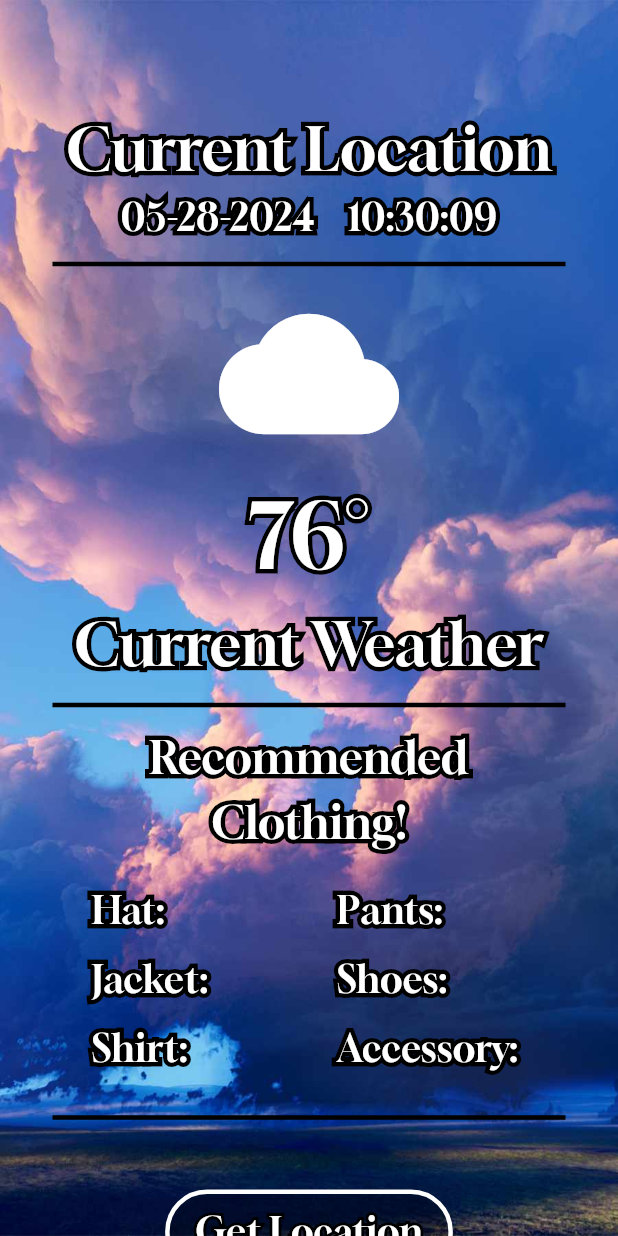
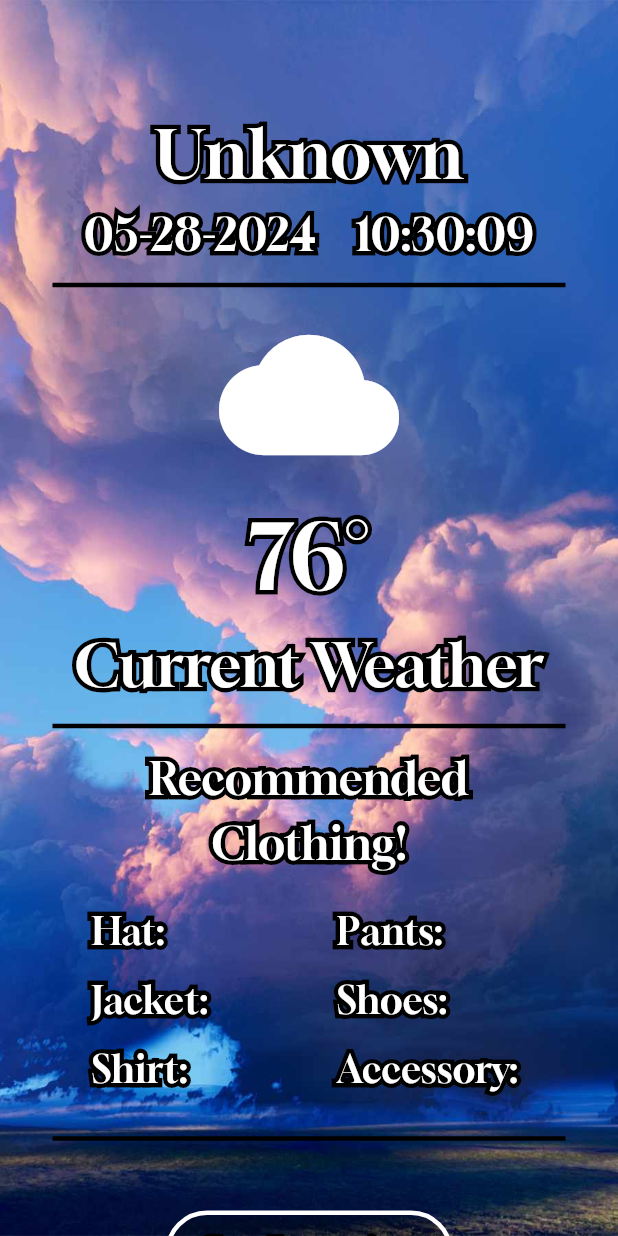
Before and after one commit to xp-squared/Weather-Wardrobe-App, a Flutter app: the screen it shows after launch, after a tap on "Get Location", on a phone screen of 412 x 824 dp. Run offline on Flutter 3.47's test engine with Material 3 defaults, Android fonts, the phone set to English and light mode, and no system bars; our stand-ins replace geocoding, geolocator.

Commit message:
Added to show users location when using a button!

```diff
--- a/lib/main.dart
+++ b/lib/main.dart
@@ -59,10 +59,15 @@
 Implementation Notes:
 
 - Button to update location: easier to implement and more efficient for battery life
-- Automatically updating the update without a button: Uses more battery and is harder to make
+- When different location time changes possibly?
 
 - Add error handling
 - Loading Indicators as location is getting grabbed?
+
+- Weather Icon changing on the weather
+- Clothing recommendations changing on weather
+
+- ADD CONSTRAINTS TO CURRENT LOCATION
 
 *************************************************************************************************************
 */
@@ -71,6 +76,8 @@
 
 import 'package:flutter/material.dart';
 import 'package:intl/intl.dart';
+import 'package:geolocator/geolocator.dart';
+import 'package:geocoding/geocoding.dart';
 import 'dart:async';
 
 
@@ -86,10 +93,11 @@
 
 class _MyHomePageState extends State<MyHomePage> {
   String _dateTime = ' ';
+  String _currentCity = 'Unknown';
 
- // extending staeless widget class in flutter
+
+ // extending stateless widget class in flutter
   @override
-//DateFormat('MM-dd-yyyy    KK:mm:ss').format(DateTime.now()),
 
   void initState() {
     super.initState();
@@ -108,6 +116,41 @@
     final now = DateTime.now();
     return DateFormat('MM-dd-yyyy    KK:mm:ss').format(now);
   }
+
+  Future<String> _getCurrentCityAndState() async {
+  bool serviceEnabled;
+  LocationPermission permission;
+
+  // Check if location services are enabled
+  serviceEnabled = await Geolocator.isLocationServiceEnabled();
+  if (!serviceEnabled) {
+    return Future.error('Location services are disabled.');
+  }
+
+  permission = await Geolocator.checkPermission();
+  if (permission == LocationPermission.denied) {
+    permission = await Geolocator.requestPermission();
+    if (permission == LocationPermission.denied) {
+      return Future.error('Location permissions are denied.');
+    }
+  }
+
+  if (permission == LocationPermission.deniedForever) {
+    return Future.error('Location permissions are permanently denied, we cannot request permissions.');
+  }
+
+  // Get the current position
+  Position position = await Geolocator.getCurrentPosition();
+  // Use the Geocoding package to get the city and state name from coordinates
+  List<Placemark> placemarks = await placemarkFromCoordinates(position.latitude, position.longitude);
+  Placemark place = placemarks[0];
+
+  // Combine city and state
+  String city = place.locality ?? 'Unknown';
+  String state = place.administrativeArea ?? 'Unknown';
+  return '$city, $state';
+}
+
 
   Widget build(BuildContext context) { // this build function builds up the widget tree
     return Material (
@@ -139,11 +182,10 @@
                       children: <Widget> [
                     // this text is the border
                       Text(
-                        // ADD CONSTRAINTS, LOCATION NAMES MAY BE LONGER !!!
-                        'Current Location',
+                        _currentCity,
                         style: TextStyle(
                           fontFamily: 'Gloock',
-                          fontSize: 40,
+                          fontSize: 45,
                           foreground: Paint()
                             ..style = PaintingStyle.stroke
                             ..strokeWidth = 6
@@ -152,10 +194,10 @@
                           ),
                       // this is the inside text
                         Text(
-                        'Current Location',
+                        _currentCity,
                         style: TextStyle(
                           fontFamily: 'Gloock',
-                          fontSize: 40,
+                          fontSize: 45,
                           color: Colors.white,
                                 ),
                               ),
@@ -177,7 +219,7 @@
                       _dateTime,
                       style: TextStyle(
                         fontFamily: 'Gloock',
-                        fontSize: 25,
+                        fontSize: 30,
                         foreground: Paint()
                           ..style = PaintingStyle.stroke
                           ..strokeWidth = 6
@@ -190,7 +232,7 @@
                       _dateTime,
                       style: TextStyle(
                         fontFamily: 'Gloock',
-                        fontSize: 25,
+                        fontSize: 30,
                         color: Colors.white,
                               ),
                             ),
@@ -528,8 +570,16 @@
                       padding: EdgeInsets.symmetric(horizontal: 20, vertical: 10),
                       backgroundColor: Colors.transparent,
                     ),
-                    onPressed: () {
+                    onPressed: () async {
                       // Functionality to get location will be added here later
+                      try {
+                        String cityAndState = await _getCurrentCityAndState();
+                        setState(() {
+                          _currentCity = cityAndState;
+                        });
+                      } catch (e) {
+                        print(e);
+                      }
                     },
                     child: Stack(
                       children: <Widget>[
```
